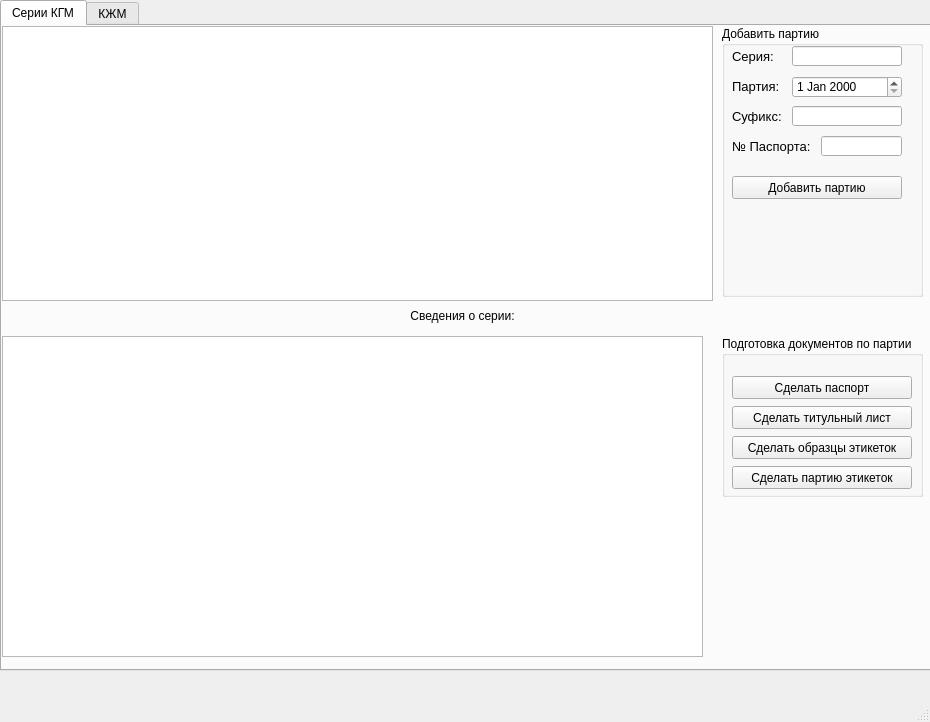
Old version of the form cylinders/windows/batch_window.ui in the repository bomzheg/Cylinders.
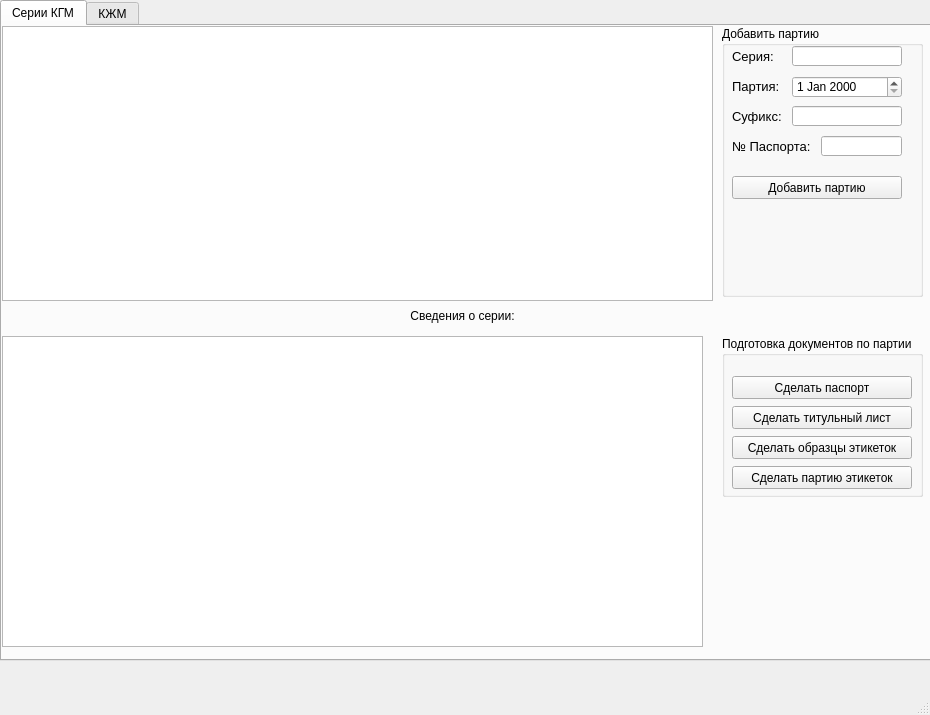
New version of the form.

Commit message: change window size

```diff
--- a/cylinders/windows/batch_window.ui
+++ b/cylinders/windows/batch_window.ui
@@ -7,7 +7,7 @@
     <x>0</x>
     <y>0</y>
     <width>930</width>
-    <height>722</height>
+    <height>715</height>
    </rect>
   </property>
   <property name="minimumSize">
@@ -32,7 +32,7 @@
       <x>0</x>
       <y>0</y>
       <width>931</width>
-      <height>671</height>
+      <height>661</height>
      </rect>
     </property>
     <property name="currentIndex">
@@ -48,7 +48,7 @@
         <x>0</x>
         <y>310</y>
         <width>701</width>
-        <height>321</height>
+        <height>311</height>
        </rect>
       </property>
       <property name="alternatingRowColors">
```
The commit also changes 1 other file.
